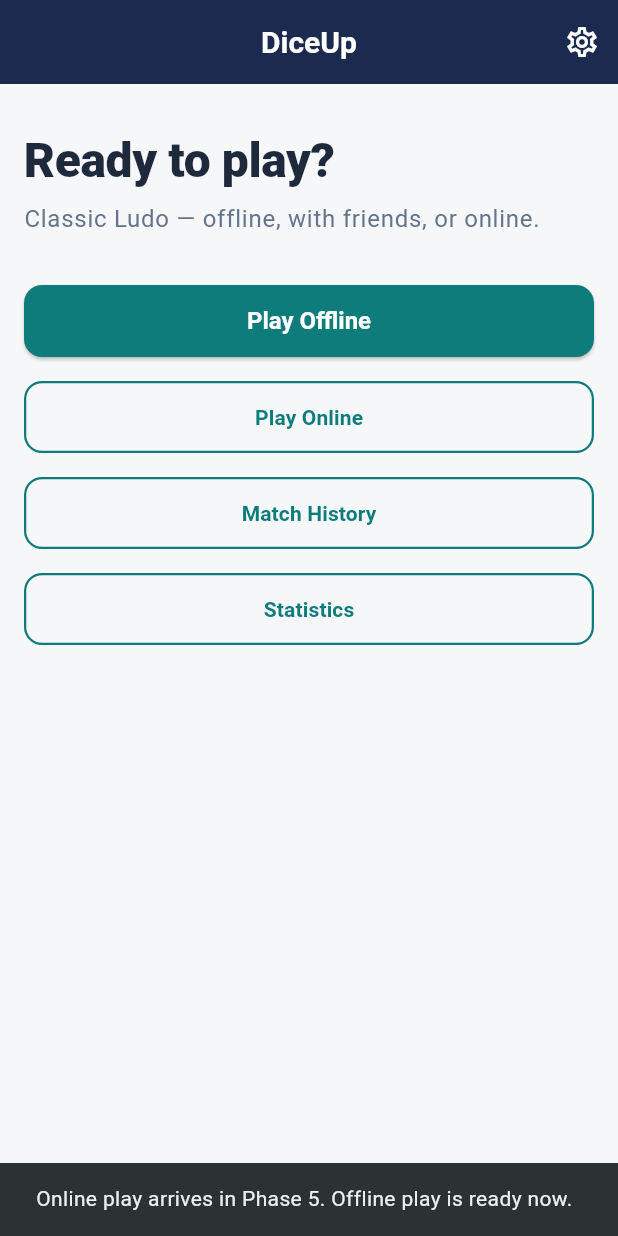
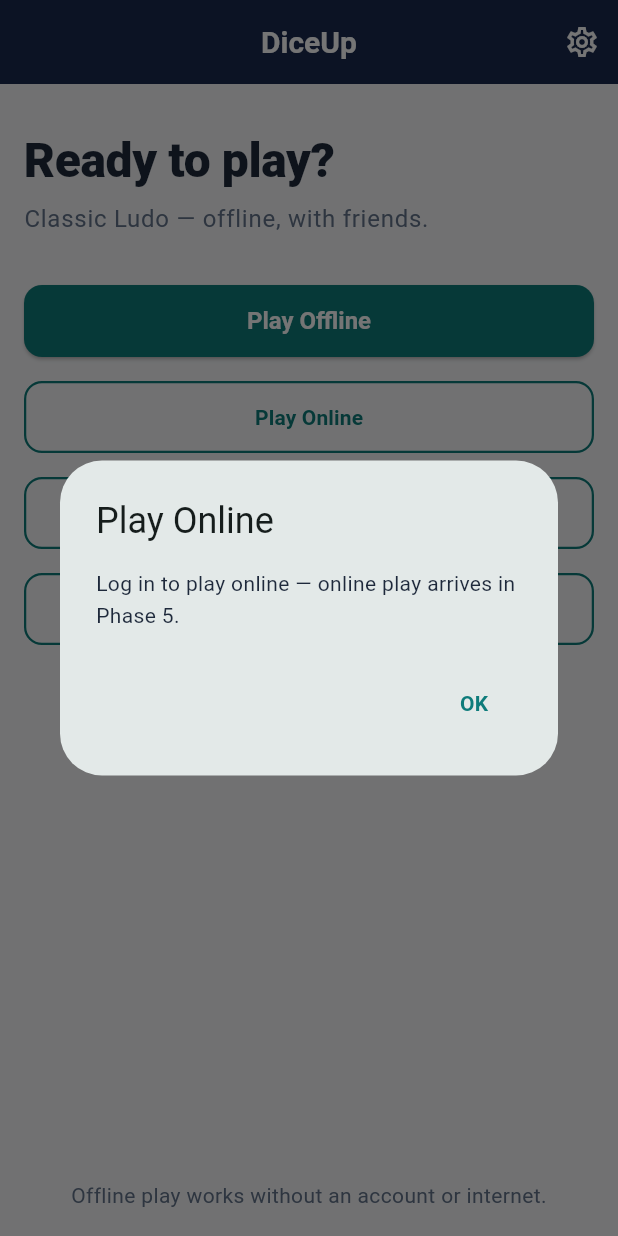
Before and after one commit to MuhammadAdeel0072/DiceUp, a Flutter app: the screen it shows after launch, after a tap on "Play Online", on a phone screen of 412 x 824 dp. Run offline on Flutter 3.47's test engine with Material 3 defaults, Android fonts, the phone set to English and light mode, and no system bars; our stand-ins replace flutter_riverpod, sqflite; accounts and stored records are empty.

Commit message:
feat(honesty): M2.10 honesty fixes

```diff
--- a/diceup_app/lib/presentation/screens/home_screen.dart
+++ b/diceup_app/lib/presentation/screens/home_screen.dart
@@ -9,6 +9,7 @@ import '../../data/local/app_startup.dart';
 import '../../data/local/database_recovery.dart';
 import '../../data/local/snapshot_recovery.dart';
 import '../../domain/engine/game_state.dart';
+import '../../domain/repositories/snapshot_repository.dart';
 import '../app_dependencies_scope.dart';
 import '../navigation/app_routes.dart';
 
@@ -16,9 +17,9 @@ import '../navigation/app_routes.dart';
 ///
 /// Guests reach every offline feature from here with no account and no
 /// internet. Online entries are present but not yet functional: the Play
-/// Online button is enabled and shows a "coming in Phase 5" snackbar —
-/// no login prompt yet (the login-prompt dialog is an M2 fix, M-13).
-/// The online flow lands in Phase 5.
+/// Online button is enabled and shows the login-prompt dialog (M2.10,
+/// M-13) — online play itself lands in Phase 5, so the dialog is
+/// honest about what exists today rather than navigating anywhere.
 ///
 /// Startup notices (M1.6) are shown here, exactly once, after the
 /// first frame: the database-recovery message, the corrupt-snapshot
@@ -61,15 +62,14 @@ class _HomeScreenState extends State<HomeScreen> {
         const SnackBar(content: Text(kStartupDatabaseErrorMessage)),
       );
     } else if (startup.databaseRecovered) {
-      ScaffoldMessenger.of(context).showSnackBar(
-        const SnackBar(content: Text(kDatabaseRecoveryMessage)),
-      );
+      ScaffoldMessenger.of(
+        context,
+      ).showSnackBar(const SnackBar(content: Text(kDatabaseRecoveryMessage)));
     }
     final outcome = startup.snapshotOutcome;
     if (outcome is CorruptSnapshotDiscarded) {
-      ScaffoldMessenger.of(context).showSnackBar(
-        const SnackBar(content: Text(kCorruptSnapshotMessage)),
-      );
+      ScaffoldMessenger.of(context)
+          .showSnackBar(const SnackBar(content: Text(kCorruptSnapshotMessage)));
     } else if (outcome is ValidSnapshot) {
       await _offerResume(startup, outcome);
     }
@@ -79,11 +79,26 @@ class _HomeScreenState extends State<HomeScreen> {
   /// dismisses): Resume navigates to the game with the restored
   /// state, Discard deletes the snapshot and starts no match, a
   /// dismiss leaves the snapshot in place for the next launch.
+  ///
+  /// Re-check (M2.6): the startup outcome is frozen at launch, but
+  /// the snapshot may have been deleted since — a match that
+  /// finished, or was exited from the pause menu, after startup
+  /// (the exit lands on a fresh Home mid-lifetime, which re-runs
+  /// this offer). Never offer a snapshot that no longer exists:
+  /// resuming it would restore — and, at completion, re-record —
+  /// a match that is already gone. When there is nothing to check
+  /// against (degraded startup, no repositories) the frozen
+  /// outcome is offered as before.
   Future<void> _offerResume(
     StartupResult startup,
     ValidSnapshot outcome,
   ) async {
     if (!mounted || ModalRoute.of(context)?.isCurrent != true) return;
+    final snapshots = startup.dependencies?.snapshots;
+    if (snapshots != null) {
+      final stillThere = await snapshots.hasSnapshot(kCurrentMatchKey);
+      if (!mounted || !stillThere) return;
+    }
     final resume = await showDialog<bool>(
       context: context,
       barrierDismissible: false,
@@ -144,21 +159,20 @@ class _HomeScreenState extends State<HomeScreen> {
               ),
               const SizedBox(height: DiceUpSpacing.xs),
               Text(
-                'Classic Ludo — offline, with friends, or online.',
-                style: Theme.of(context).textTheme.bodyLarge?.copyWith(
-                      color: DiceUpColors.textSecondary,
-                    ),
+                'Classic Ludo — offline, with friends.',
+                style: Theme.of(context).textTheme.bodyLarge
+                    ?.copyWith(color: DiceUpColors.textSecondary),
               ),
               const SizedBox(height: DiceUpSpacing.xl),
               PrimaryButton(
                 label: 'Play Offline',
-                onPressed: () => Navigator.of(context)
-                    .pushNamed(AppRoutes.modeSelection),
+                onPressed: () =>
+                    Navigator.of(context).pushNamed(AppRoutes.modeSelection),
               ),
               const SizedBox(height: DiceUpSpacing.md),
               SecondaryButton(
                 label: 'Play Online',
-                onPressed: () => _showOnlineComingSoon(context),
+                onPressed: () => _showOnlineLoginPrompt(context),
               ),
               const SizedBox(height: DiceUpSpacing.md),
               SecondaryButton(
@@ -185,12 +199,24 @@ class _HomeScreenState extends State<HomeScreen> {
     );
   }
 
-  void _showOnlineComingSoon(BuildContext context) {
-    ScaffoldMessenger.of(context).showSnackBar(
-      const SnackBar(
-        content: Text(
-          'Online play arrives in Phase 5. Offline play is ready now.',
+  /// Login prompt for the online entry (M2.10, M-13; UI-01/FR-42):
+  /// guests are asked to log in, and told plainly that online play
+  /// arrives in Phase 5 — a dialog, not a transient snackbar, so the
+  /// prompt cannot be missed or mistaken for navigation.
+  void _showOnlineLoginPrompt(BuildContext context) {
+    showDialog<void>(
+      context: context,
+      builder: (context) => AlertDialog(
+        title: const Text('Play Online'),
+        content: const Text(
+          'Log in to play online — online play arrives in Phase 5.',
         ),
+        actions: [
+          TextButton(
+            onPressed: () => Navigator.of(context).pop(),
+            child: const Text('OK'),
+          ),
+        ],
       ),
     );
   }
--- a/diceup_app/lib/presentation/screens/settings_screen.dart
+++ b/diceup_app/lib/presentation/screens/settings_screen.dart
@@ -51,8 +51,7 @@ class _SettingsScreenState extends State<SettingsScreen> {
   }
 
   Future<void> _load() async {
-    final dependencies =
-        AppDependenciesScope.maybeOf(context)?.dependencies;
+    final dependencies = AppDependenciesScope.maybeOf(context)?.dependencies;
     if (dependencies == null) {
       if (mounted) setState(() => _unavailable = true);
       return;
@@ -91,8 +90,7 @@ class _SettingsScreenState extends State<SettingsScreen> {
   /// failed write the displayed values are re-read from storage so
   /// the screen never shows a value that did not persist.
   Future<void> _updateSetting(String key, String value) async {
-    final dependencies =
-        AppDependenciesScope.maybeOf(context)?.dependencies;
+    final dependencies = AppDependenciesScope.maybeOf(context)?.dependencies;
     if (dependencies == null) return;
     setState(() => _settings = {..._settings!, key: value});
     try {
@@ -100,9 +98,7 @@ class _SettingsScreenState extends State<SettingsScreen> {
     } catch (_) {
       if (!mounted) return;
       ScaffoldMessenger.of(context).showSnackBar(
-        const SnackBar(
-          content: Text("Couldn't save that setting. Try again."),
-        ),
+        const SnackBar(content: Text("Couldn't save that setting. Try again.")),
       );
       _retry();
     }
@@ -116,8 +112,7 @@ class _SettingsScreenState extends State<SettingsScreen> {
       confirmLabel: 'Reset',
     );
     if (!confirmed || !mounted) return;
-    final dependencies =
-        AppDependenciesScope.maybeOf(context)?.dependencies;
+    final dependencies = AppDependenciesScope.maybeOf(context)?.dependencies;
     if (dependencies == null) return;
     setState(() {
       _settings = null;
@@ -145,15 +140,13 @@ class _SettingsScreenState extends State<SettingsScreen> {
       return const EmptyState(
         icon: Icons.settings_outlined,
         title: 'Settings unavailable',
-        hint: "Your saved data couldn't be loaded, so settings "
+        hint:
+            "Your saved data couldn't be loaded, so settings "
             'cannot be changed right now.',
       );
     }
     if (_loadFailed) {
-      return ErrorView(
-        message: "Couldn't load settings",
-        onRetry: _retry,
-      );
+      return ErrorView(message: "Couldn't load settings", onRetry: _retry);
     }
     final settings = _settings;
     if (settings == null) {
@@ -205,7 +198,11 @@ class _SettingsScreenState extends State<SettingsScreen> {
         ),
         const SizedBox(height: DiceUpSpacing.lg),
         Text(
-          'DiceUp 1.0.0 — offline-first Ludo. Online play, friends and '
+          // M2.10 (M-13): the version matches pubspec.yaml (0.1.0+1).
+          // Sourcing it from the pubspec at runtime (package_info_plus)
+          // is a later step — until then this literal is kept in sync
+          // with the pubspec by the M2.10 footer test.
+          'DiceUp 0.1.0+1 — offline-first Ludo. Online play, friends and '
           'leaderboards arrive in later phases.',
           style: Theme.of(context).textTheme.bodySmall,
         ),
--- a/diceup_app/lib/presentation/screens/splash_screen.dart
+++ b/diceup_app/lib/presentation/screens/splash_screen.dart
@@ -10,14 +10,31 @@ import '../widgets/dice_widget.dart';
 /// Shows the DiceUp mark while the app starts, then goes to Home.
 /// The real load happens before this screen is shown ready — in
 /// [main] (production) or in [DiceUpApp] (tests / fallback) — so
-/// there is no hard-coded load delay any more. What remains is a
-/// short brand moment (500 ms, inside the 3 s cold-start target,
-/// NFR-01) so the splash is not a single-frame flash.
+/// there is no hard-coded load delay any more (M1.6). What remains
+/// is a short brand moment (500 ms, inside the 3 s cold-start
+/// target, NFR-01) so the splash is not a single-frame flash.
 ///
 /// When [startup] is null the app is still initialising: the splash
 /// shows the brand + spinner and never navigates — the parent
 /// rebuilds with a ready splash once initialisation completes.
 /// No login wall and no network call happen here (FR-01, NFR-23).
+///
+/// The spinner stays through the 500 ms brand moment after the
+/// load completes (M2.10 follow-up, recorded not fixed): it is the
+/// only continuously animating widget on the splash, and the test
+/// harness's `pumpAndSettle` boot path returns as soon as no frame
+/// is scheduled — with no spinner on the ready splash it returns
+/// before the 500 ms navigation timer fires, which broke 26 boot
+/// tests (verified by probe: ready splash shown, spinner absent,
+/// Home never reached). Removing the spinner needs the boot tests'
+/// `pumpAndSettle` reliance reworked first; until then the spinner
+/// during the brand moment is a known, visible imperfection, not a
+/// claim that a load is still running. The substantive honesty —
+/// a real load in [main] (M1.6), no fake 900 ms delay — is done.
+///
+/// Styled through the typography tokens (M2.10): the title is the
+/// theme's [TextTheme.displayLarge], the tagline its
+/// [TextTheme.bodyLarge], each with only the on-dark colour applied.
 class SplashScreen extends StatefulWidget {
   const SplashScreen({super.key, this.startup});
 
@@ -43,6 +60,9 @@ class _SplashScreenState extends State<SplashScreen> {
 
   @override
   Widget build(BuildContext context) {
+    // M2.10: text styles come from the theme's typography tokens —
+    // no raw font sizes here.
+    final textTheme = Theme.of(context).textTheme;
     return Scaffold(
       backgroundColor: DiceUpColors.navy,
       body: Center(
@@ -51,20 +71,15 @@ class _SplashScreenState extends State<SplashScreen> {
           children: [
             const DiceWidget(value: 6, size: 96),
             const SizedBox(height: 24),
-            const Text(
+            Text(
               'DiceUp',
-              style: TextStyle(
-                color: Colors.white,
-                fontSize: 44,
-                fontWeight: FontWeight.w800,
-              ),
+              style: textTheme.displayLarge?.copyWith(color: Colors.white),
             ),
             const SizedBox(height: 8),
-            const Text(
+            Text(
               'Multiplayer Ludo',
-              style: TextStyle(
-                color: Color(0xFFCBD5E1),
-                fontSize: 16,
+              style: textTheme.bodyLarge?.copyWith(
+                color: const Color(0xFFCBD5E1),
               ),
             ),
             const SizedBox(height: 32),
```
Also changed, not shown: diceup_app/lib/presentation/screens/mode_selection_screen.dart (+10 -1 lines), 3 other files.
